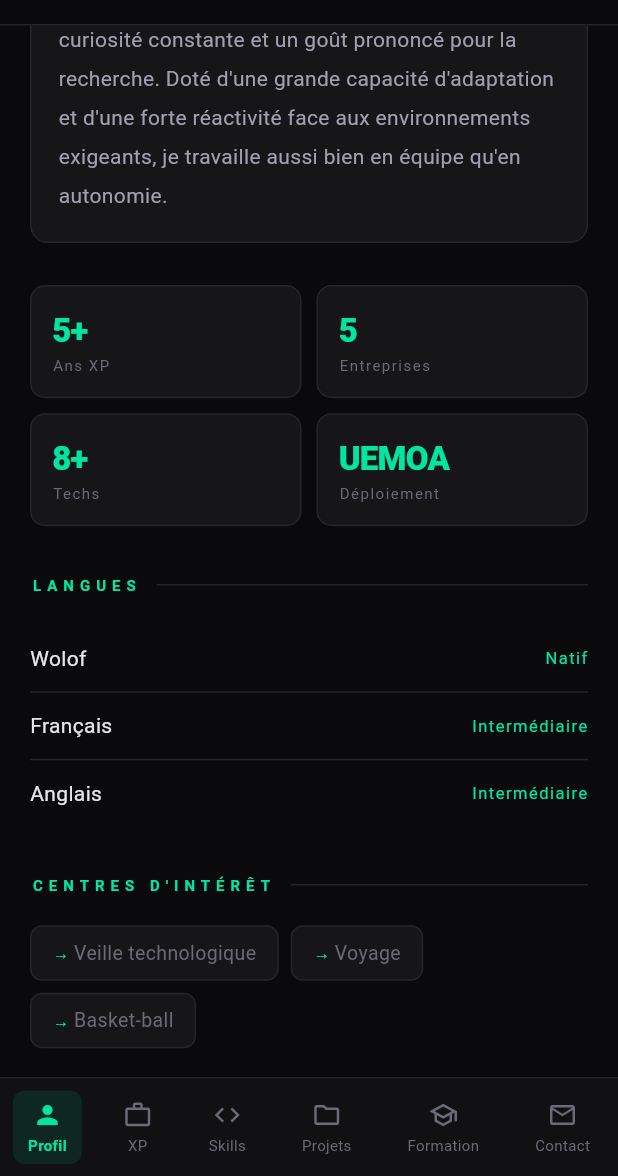
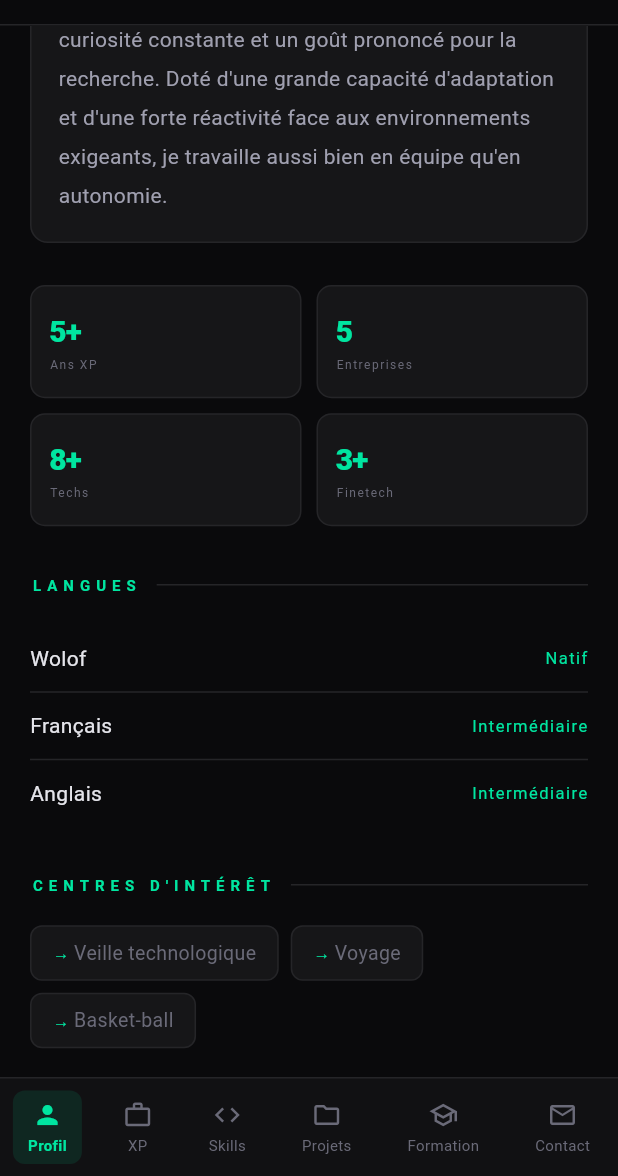
Before and after one commit to DiopMamoune/Mamoune_Portfolio, a Flutter app: the screen it shows after launch, scrolled down 346 dp, on a phone screen of 412 x 824 dp, the part 60-1236 px from its top. Run offline on Flutter 3.47's test engine with Material 3 defaults, Android fonts, the phone set to English and light mode, and no system bars; Roboto replaces fonts that are missing (DMSans, Syne).

Commit message:
fix error overflowed✅

```diff
--- a/lib/screens/about_screen.dart
+++ b/lib/screens/about_screen.dart
@@ -143,7 +143,7 @@ class AboutScreen extends StatelessWidget {
       ('5+', 'Ans XP'),
       ('5', 'Entreprises'),
       ('8+', 'Techs'),
-      ('UEMOA', 'Déploiement'),
+      ('3+', 'Finetech'),
     ];
     return GridView.count(
       crossAxisCount: 2,
@@ -153,7 +153,7 @@ class AboutScreen extends StatelessWidget {
       mainAxisSpacing: 10,
       childAspectRatio: 2.4,
       children: stats.map((s) => Container(
-        padding: const EdgeInsets.all(14),
+        padding: const EdgeInsets.symmetric(horizontal: 12, vertical: 10), // était 18
         decoration: BoxDecoration(
           color: AppColors.card,
           border: Border.all(color: AppColors.border),
@@ -163,18 +163,27 @@ class AboutScreen extends StatelessWidget {
           crossAxisAlignment: CrossAxisAlignment.start,
           mainAxisAlignment: MainAxisAlignment.center,
           children: [
-            Text(s.$1, style: const TextStyle(
-              fontSize: 22,
+            FittedBox(
+              fit: BoxFit.scaleDown,
+              alignment: Alignment.centerLeft,
+              child: Text(s.$1, style: const TextStyle(
+                fontSize: 20,       // était 22
                 fontWeight: FontWeight.w800,
                 color: AppColors.accent,
                 letterSpacing: -0.5,
                 fontFamily: 'Syne',
               )),
-            Text(s.$2, style: const TextStyle(
-              fontSize: 10,
+            ),
+            SizedBox(height: 2),
+            FittedBox(
+              fit: BoxFit.scaleDown,
+              alignment: Alignment.centerLeft,
+              child: Text(s.$2, style: const TextStyle(
+                fontSize: 8,
                 color: AppColors.muted,
                 letterSpacing: 1,
               )),
+            ),
           ],
         ),
       )).toList(),
```
Lines whose indentation alone changed are shown as unchanged.
